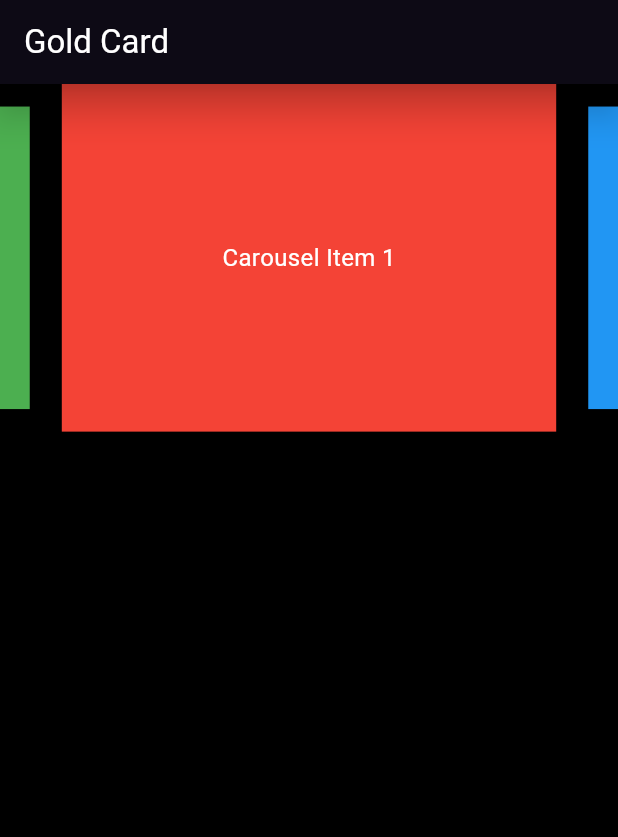
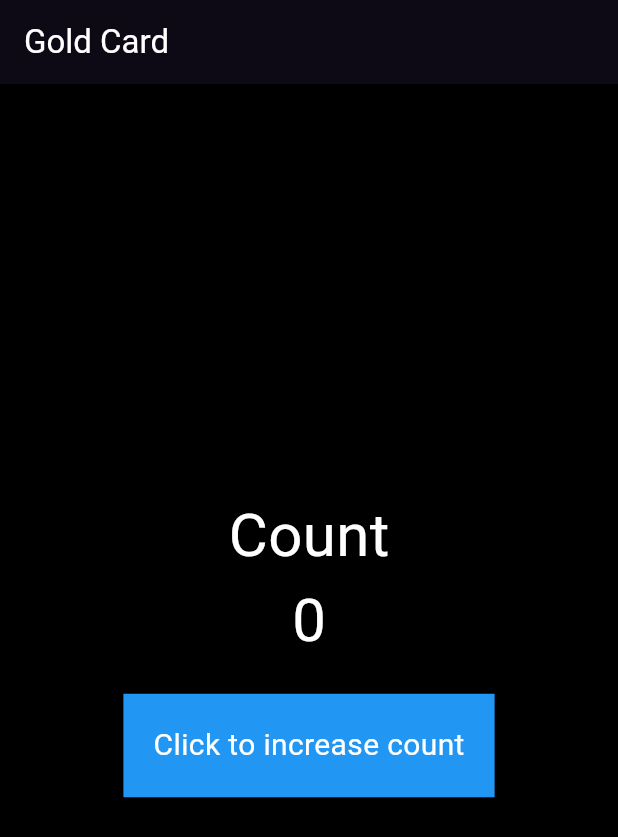
Before and after one commit to premptk14/Flutter, a Flutter app: the screen it shows after launch, on a phone screen of 412 x 824 dp. Shown: the top 837 px of the screen. Run offline on Flutter 3.47's test engine with Material 3 defaults, Android fonts, the phone set to English and light mode, and no system bars; drawn by our look-alikes of carousel_slider; our stand-ins replace get.

Commit message:
adding controller

```diff
--- /dev/null
+++ b/lib/controller/countController.dart
@@ -0,0 +1,9 @@
+import 'package:get/get.dart';
+
+class CountController extends GetxController{
+  var count = 0.obs;
+
+  increaseCount(){
+    count++;
+  }
+}
--- a/lib/main.dart
+++ b/lib/main.dart
@@ -1,5 +1,5 @@
 import 'package:flutter/material.dart';
-import 'package:hello_world/pages/carousal.dart';
+import 'package:hello_world/pages/temp.dart';
 
 void main() {
   runApp(const MyApp());
@@ -19,7 +19,7 @@ class MyApp extends StatelessWidget {
           shadowColor: Colors.black,
         ),
         backgroundColor: Colors.black,
-        body: const Carousal(),
+        body: TempPage(),
       ),
     );
   }
--- /dev/null
+++ b/lib/pages/temp.dart
@@ -0,0 +1,42 @@
+import 'package:flutter/material.dart';
+import 'package:hello_world/controller/countController.dart';
+import 'package:get/get.dart';
+
+class TempPage extends StatelessWidget {
+  const TempPage({super.key});
+
+  @override
+  Widget build(BuildContext context) {
+    var myController = Get.put(CountController());
+
+    return Center(
+      child: Column(
+        mainAxisAlignment: MainAxisAlignment.center,
+        children: [
+          const Text(
+            "Count",
+            style: TextStyle(color: Colors.white, fontSize: 40),
+          ),
+          Obx(() => Text(
+            "${myController.count}",
+            style: const TextStyle(color: Colors.white, fontSize: 40),
+          )),
+          GestureDetector(
+            onTap: () {
+              myController.increaseCount();
+            },
+            child: Container(
+              color: Colors.blue,
+              margin: const EdgeInsets.all(20.0),
+              padding: const EdgeInsets.all(20.0),
+              child: const Text(
+                "Click to increase count",
+                style: TextStyle(color: Colors.white, fontSize: 20),
+              ),
+            ),
+          ),
+        ],
+      ),
+    );
+  }
+}
--- a/pubspec.yaml
+++ b/pubspec.yaml
@@ -30,6 +30,7 @@ environment:
 dependencies:
   flutter:
     sdk: flutter
+  get: ^4.6.6
 
 
   # The following adds the Cupertino Icons font to your application.
```
Also changed, not shown: lib/pages/layout.dart (renamed from lib/pages/basic.dart), pubspec.lock.
